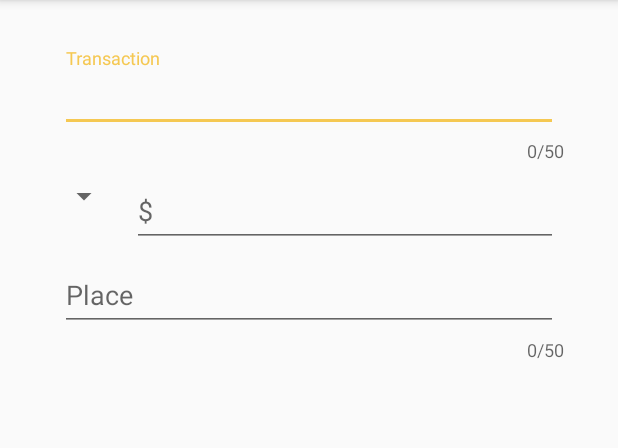
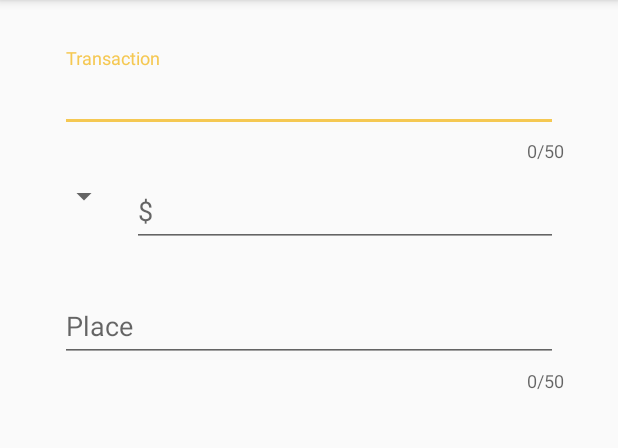
Before and after one commit to pedrolopesme/Android-Moneylog, an Android app: the AddTransactionActivity screen opened directly, with no data from a screen before it, on a phone screen of 412 x 824 dp, the part 210-658 px from its top. Run offline under Robolectric (Android 15) with nearby library versions, the phone set to English and light mode, and no system bars; our stand-ins replace ButterKnife, Timber; libraries missing offline, so code that uses them is left out: com.jaredrummler.materialspinner; plain views replace MaterialSpinner; 6 statements that could not run were skipped.

Commit message:
Adding some validation to Add Transaction form

```diff
--- a/src/app/src/main/java/com/moneylog/android/moneylog/activities/AddTransactionActivity.java
+++ b/src/app/src/main/java/com/moneylog/android/moneylog/activities/AddTransactionActivity.java
@@ -65,8 +65,7 @@ public class AddTransactionActivity extends AppCompatActivity {
         mBtnAddTransaction.setOnClickListener(new View.OnClickListener() {
             @Override
             public void onClick(View v) {
-                if (fragment != null) {
-                    fragment.saveTransaction();
+                if (fragment != null && fragment.saveTransaction()) {
                     onBackPressed();
                 }
             }
--- a/src/app/src/main/res/layout/fragment_add_transaction.xml
+++ b/src/app/src/main/res/layout/fragment_add_transaction.xml
@@ -11,6 +11,7 @@
         android:layout_height="wrap_content"
         app:counterEnabled="true"
         app:counterMaxLength="50"
+        app:errorEnabled="true"
         app:layout_constraintEnd_toEndOf="parent"
         app:layout_constraintStart_toStartOf="parent"
         app:layout_constraintTop_toTopOf="parent">
@@ -39,22 +40,23 @@
             android:id="@+id/ms_transaction_type"
             android:layout_width="wrap_content"
             android:layout_height="wrap_content"
-            app:ms_background_color="?android:colorBackground"
-            android:layout_marginTop="10dp"/>
+            android:layout_marginTop="10dp"
+            app:ms_background_color="?android:colorBackground" />
 
         <android.support.design.widget.TextInputLayout
             android:id="@+id/tv_amount_layout"
             android:layout_width="match_parent"
             android:layout_height="wrap_content"
             android:layout_marginEnd="8dp"
-            android:layout_marginStart="8dp">
+            android:layout_marginStart="8dp"
+            app:errorEnabled="true">
 
             <android.support.design.widget.TextInputEditText
                 android:id="@+id/tv_amount"
                 android:layout_width="match_parent"
                 android:layout_height="wrap_content"
-                android:inputType="numberDecimal"
-                android:hint="@string/tv_amount" />
+                android:hint="@string/tv_amount"
+                android:inputType="numberDecimal" />
 
         </android.support.design.widget.TextInputLayout>
 
--- a/src/app/src/main/res/values/strings.xml
+++ b/src/app/src/main/res/values/strings.xml
@@ -8,4 +8,5 @@
     <string name="tv_place">Place</string>
     <string name="remove_transaction">Remove Transaction</string>
     <string name="btn_save">SAVE</string>
+    <string name="error_required">Required</string>
 </resources>
```
Also changed, not shown: src/app/src/main/java/com/moneylog/android/moneylog/fragments/AddTransactionFragment.java (+34 -6 lines).
